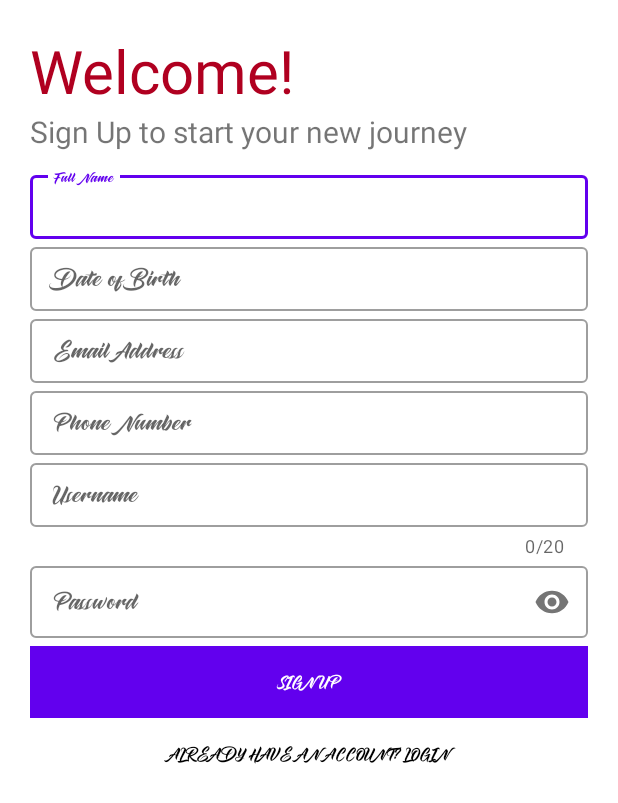
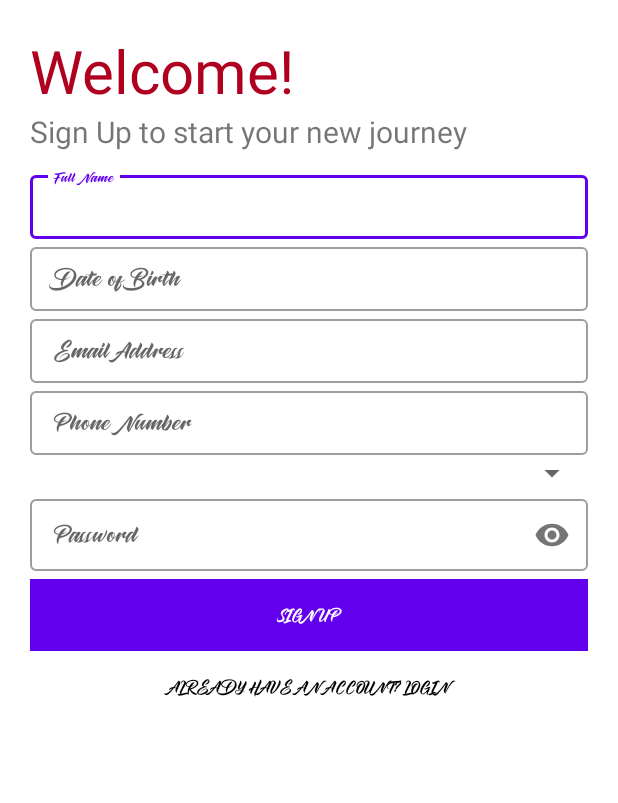
Before and after one commit to Mark-Kinyua/Movesasa2, an Android app: the screen it shows after launch (MainActivity), on a phone screen of 412 x 824 dp. Shown: the top 803 px of the screen. Run offline under Robolectric (Android 15) with nearby library versions, the phone set to English and light mode, and no system bars; our stand-ins replace Firebase (no records; nobody signed in at launch, a user with empty details on screens opened directly); 2 statements that could not run were skipped.

Commit message:
Admin Module Creation

```diff
--- a/app/src/main/res/layout/activity_home.xml
+++ b/app/src/main/res/layout/activity_home.xml
@@ -21,9 +21,7 @@
             android:background="@color/colorMaroon"
             android:minHeight="?attr/actionBarSize"
             android:theme="@style/ThemeOverlay.AppCompat.Dark.ActionBar"
-            app:logo="@mipmap/ic_droid_logo"
-            app:popupTheme="@style/ThemeOverlay.AppCompat.Light"
-            app:titleTextAppearance="@style/app_title" />
+            app:popupTheme="@style/ThemeOverlay.AppCompat.Light" />
 
 
         <com.google.android.material.tabs.TabLayout
@@ -56,7 +54,6 @@
         android:layout_height="match_parent"
         android:layout_gravity="start"
         app:headerLayout="@layout/header"
-        app:itemTextAppearance="@style/my_font"
         app:menu="@menu/main_menu" />
 
 </androidx.drawerlayout.widget.DrawerLayout>
--- a/app/src/main/res/layout/activity_main.xml
+++ b/app/src/main/res/layout/activity_main.xml
@@ -107,25 +107,13 @@
 
             </com.google.android.material.textfield.TextInputLayout>
 
-            <com.google.android.material.textfield.TextInputLayout
-                android:id="@+id/username"
-                style="@style/Widget.MaterialComponents.TextInputLayout.OutlinedBox"
-                android:layout_width="match_parent"
-                android:layout_height="wrap_content"
-                android:hint="@string/username"
-                app:counterEnabled="true"
-                android:transitionName="user_trans"
-                app:counterMaxLength="20">
-
-                <com.google.android.material.textfield.TextInputEditText
+                <Spinner
+                    android:id="@+id/usertype"
                     android:layout_width="match_parent"
                     android:layout_height="wrap_content"
-                    android:fontFamily="@font/margarib"
-                    android:inputType="text"
-                    android:padding="10dp"
-                    android:textSize="20sp" />
+                    />
 
-            </com.google.android.material.textfield.TextInputLayout>
+
 
             <com.google.android.material.textfield.TextInputLayout
                 android:id="@+id/password"
--- a/app/src/main/res/layout/header.xml
+++ b/app/src/main/res/layout/header.xml
@@ -10,14 +10,14 @@
     <ImageView
         android:layout_width="95dp"
         android:layout_height="95dp"
-        android:contentDescription="@string/icon"
+        android:contentDescription="@string/sign_in_to_continue"
         android:src="@drawable/user" />
 
     <TextView
         android:layout_width="wrap_content"
         android:layout_height="wrap_content"
         android:fontFamily="@font/saker_bold"
-        android:text="@string/janice_malu"
+        android:text="@string/mark_muriithi"
         android:textColor="@color/colorWhite"
         android:textSize="24sp" />
 
@@ -25,7 +25,7 @@
         android:layout_width="wrap_content"
         android:layout_height="wrap_content"
         android:fontFamily="@font/saker_bold"
-        android:text="@string/janice_malu_strathmore_edu"
+        android:text="@string/markinyua_gmail_com"
         android:textColor="@color/colorWhite"
         android:textSize="14sp" />
 </LinearLayout>
--- a/app/src/main/res/values/strings.xml
+++ b/app/src/main/res/values/strings.xml
@@ -58,7 +58,7 @@
     <string name="status_sign_in_failed">Sign-in failed</string>
     <string name="instant_validation">(instant validation)</string>
     <string name="firebase_status_fmt">Firebase User: %s</string>
-    <string name="username">Username</string>
+    <string name="usertype">User Type</string>
     <string name="top_image">Top Image</string>
     <string name="text_image">Text Image</string>
     <string name="sign_in_to_continue">Sign In to continue</string>
@@ -123,4 +123,18 @@
     <string name="contact">Contact Us</string>
     <string name="share_app">Share App</string>
     <string name="jobs">Jobs</string>
+    <string name="mark_muriithi">Mark Muriithi</string>
+    <string name="markinyua_gmail_com">markinyua@gmail.com</string>
+
+    <string-array name="usertype_arrays">
+        <item>Mercury</item>
+        <item>Venus</item>
+        <item>Earth</item>
+        <item>Mars</item>
+        <item>Jupiter</item>
+        <item>Saturn</item>
+        <item>Uranus</item>
+        <item>Neptune</item>
+    </string-array>
+
 </resources>
```
Also changed, not shown: app/src/main/java/com/muriithi/movesasa/MainActivity.java (+19 -25 lines).
